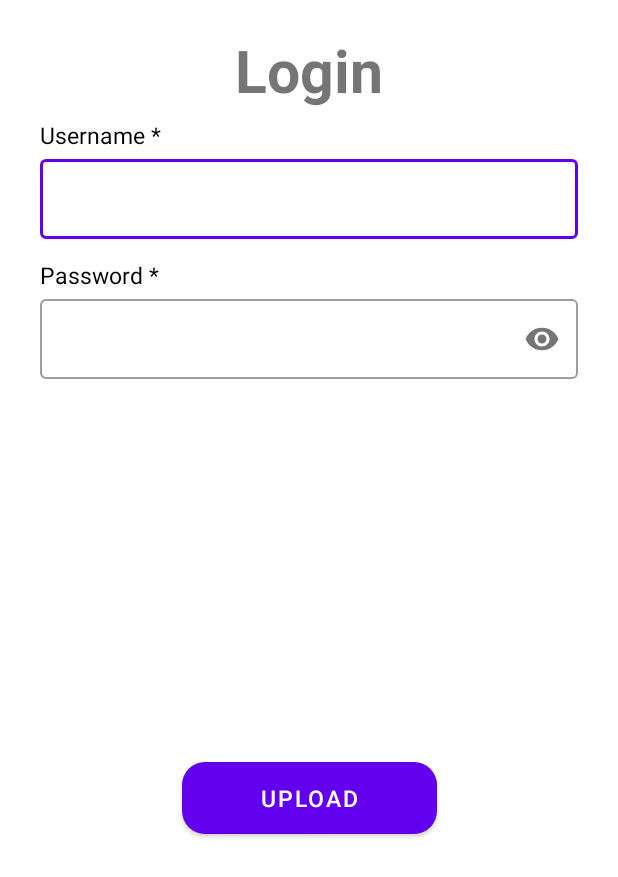
After one commit to ken1000minus7/Patient-Registration, an Android app: the layout login_dialog.xml on its own in the app's theme, with its tools: preview values and no code run, on a phone screen of 412 x 824 dp. The commit adds this screen. Shown: the top 877 px of the screen. Run offline under Robolectric (Android 15) with nearby library versions, the phone set to English and light mode, and no system bars.

Commit message:
app over from my side, gl

```diff
--- /dev/null
+++ b/app/src/main/java/org/hmispb/patientregistration/model/LoginRequest.kt
@@ -0,0 +1,6 @@
+package org.hmispb.patientregistration.model
+
+data class LoginRequest(
+    val userName: String,
+    val password: String
+)
--- a/app/src/main/java/org/hmispb/patientregistration/model/SavePatientRequest.kt
+++ b/app/src/main/java/org/hmispb/patientregistration/model/SavePatientRequest.kt
@@ -1,8 +1,8 @@
 package org.hmispb.patientregistration.model
 
 data class SavePatientRequest(
-    val hospitalCode : Int,
-    val seatId : Int,
+    val hospitalCode : String,
+    val seatId : String,
     val inputDataJson : String,
     val modeForData : String = "REGISTER_NEW_PATIENT"
 )
--- a/app/src/main/java/org/hmispb/patientregistration/room/PatientRepository.kt
+++ b/app/src/main/java/org/hmispb/patientregistration/room/PatientRepository.kt
@@ -1,6 +1,7 @@
 package org.hmispb.patientregistration.room
 
 import androidx.lifecycle.LiveData
+import org.hmispb.patientregistration.model.LoginResponse
 import org.hmispb.patientregistration.model.Patient
 
 interface PatientRepository {
@@ -12,5 +13,7 @@ interface PatientRepository {
 
     fun deleteAllPatients()
 
-    suspend fun savePatient(patient: Patient)
+    suspend fun savePatient(patient: Patient,response: LoginResponse)
+
+    suspend fun login(username : String, password : String) : LoginResponse
 }
--- /dev/null
+++ b/app/src/main/res/drawable/upload.xml
@@ -0,0 +1,5 @@
+<vector android:height="24dp" android:tint="#FFFFFF"
+    android:viewportHeight="24" android:viewportWidth="24"
+    android:width="24dp" xmlns:android="http://schemas.android.com/apk/res/android">
+    <path android:fillColor="@android:color/white" android:pathData="M19.35,10.04C18.67,6.59 15.64,4 12,4 9.11,4 6.6,5.64 5.35,8.04 2.34,8.36 0,10.91 0,14c0,3.31 2.69,6 6,6h13c2.76,0 5,-2.24 5,-5 0,-2.64 -2.05,-4.78 -4.65,-4.96zM14,13v4h-4v-4H7l5,-5 5,5h-3z"/>
+</vector>
--- /dev/null
+++ b/app/src/main/res/layout/login_dialog.xml
@@ -0,0 +1,93 @@
+<?xml version="1.0" encoding="utf-8"?>
+<androidx.constraintlayout.widget.ConstraintLayout xmlns:android="http://schemas.android.com/apk/res/android"
+    xmlns:app="http://schemas.android.com/apk/res-auto"
+    android:layout_width="match_parent"
+    android:layout_height="match_parent"
+    android:padding="@dimen/_10sdp">
+
+    <TextView
+        android:id="@+id/login_title"
+        android:layout_width="wrap_content"
+        android:layout_height="wrap_content"
+        android:layout_marginVertical="@dimen/_5sdp"
+        android:text="Login"
+        android:textSize="@dimen/_30ssp"
+        android:textStyle="bold"
+        app:layout_constraintEnd_toEndOf="parent"
+        app:layout_constraintStart_toStartOf="parent"
+        app:layout_constraintTop_toTopOf="parent" />
+
+    <TextView
+        android:layout_width="wrap_content"
+        android:layout_height="wrap_content"
+        android:text="Username *"
+        android:layout_marginVertical="@dimen/_5sdp"
+        android:layout_marginHorizontal="@dimen/_10sdp"
+        android:textSize="@dimen/_12ssp"
+        android:textColor="@color/black"
+        android:id="@+id/username_title"
+        app:layout_constraintStart_toStartOf="parent"
+        app:layout_constraintTop_toBottomOf="@id/login_title" />
+
+    <com.google.android.material.textfield.TextInputLayout
+        android:layout_width="match_parent"
+        android:layout_marginHorizontal="@dimen/_10sdp"
+        android:layout_height="wrap_content"
+        android:id="@+id/username_layout"
+        android:layout_marginBottom="@dimen/_10sdp"
+        app:layout_constraintTop_toBottomOf="@id/username_title"
+        style="@style/Widget.MaterialComponents.TextInputLayout.OutlinedBox">
+        <com.google.android.material.textfield.TextInputEditText
+            android:id="@+id/username"
+            android:layout_width="match_parent"
+            android:textSize="@dimen/_10ssp"
+            android:layout_height="wrap_content"
+            android:inputType="textPersonName" />
+    </com.google.android.material.textfield.TextInputLayout>
+
+    <TextView
+        android:layout_width="wrap_content"
+        android:layout_height="wrap_content"
+        android:text="Password *"
+        android:layout_marginHorizontal="@dimen/_10sdp"
+        android:textSize="@dimen/_12ssp"
+        android:textColor="@color/black"
+        android:layout_marginBottom="@dimen/_5sdp"
+        android:layout_marginTop="@dimen/_10sdp"
+        android:id="@+id/password_title"
+        app:layout_constraintStart_toStartOf="parent"
+        app:layout_constraintTop_toBottomOf="@id/username_layout" />
+
+    <com.google.android.material.textfield.TextInputLayout
+        android:layout_width="match_parent"
+        android:layout_marginHorizontal="@dimen/_10sdp"
+        android:layout_height="wrap_content"
+        android:layout_marginBottom="@dimen/_10sdp"
+        android:id="@+id/password_layout"
+        app:passwordToggleEnabled="true"
+        app:layout_constraintTop_toBottomOf="@id/password_title"
+        style="@style/Widget.MaterialComponents.TextInputLayout.OutlinedBox">
+        <com.google.android.material.textfield.TextInputEditText
+            android:id="@+id/password"
+            android:layout_width="match_parent"
+            android:textSize="@dimen/_10ssp"
+            android:layout_height="wrap_content"
+            android:inputType="textPassword" />
+    </com.google.android.material.textfield.TextInputLayout>
+
+    <Button
+        android:id="@+id/upload"
+        android:layout_width="170dp"
+        android:layout_height="wrap_content"
+        android:layout_marginVertical="@dimen/_10sdp"
+        android:background="@drawable/ripple"
+        android:paddingHorizontal="@dimen/_5sdp"
+        android:text="Upload"
+        android:textAllCaps="true"
+        android:textSize="@dimen/_12ssp"
+        app:layout_constraintBottom_toBottomOf="parent"
+        app:layout_constraintEnd_toEndOf="parent"
+        app:layout_constraintStart_toStartOf="parent"
+        app:layout_constraintTop_toBottomOf="@+id/password_layout" />
+
+</androidx.constraintlayout.widget.ConstraintLayout>
```
Also changed, not shown: app/src/main/java/org/hmispb/patientregistration/MainActivity.kt (+40 -9 lines), app/src/main/java/org/hmispb/patientregistration/PatientViewModel.kt (+25 -3 lines), app/src/main/java/org/hmispb/patientregistration/model/LoginResponse.kt (added, +8 -0 lines), app/src/main/java/org/hmispb/patientregistration/room/PatientApi.kt (+7 -0 lines), app/src/main/java/org/hmispb/patientregistration/room/PatientRepositoryImpl.kt (+10 -3 lines), app/src/main/res/layout/activity_main.xml (+8 -13 lines), app/src/main/res/menu/upload_menu.xml (added, +9 -0 lines).
